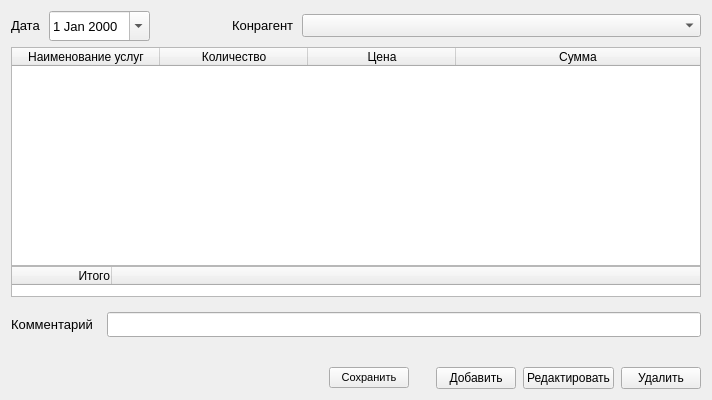
First picture: the form in faces/edit_invoicing.ui, repository vanobl/counter, before the edit.
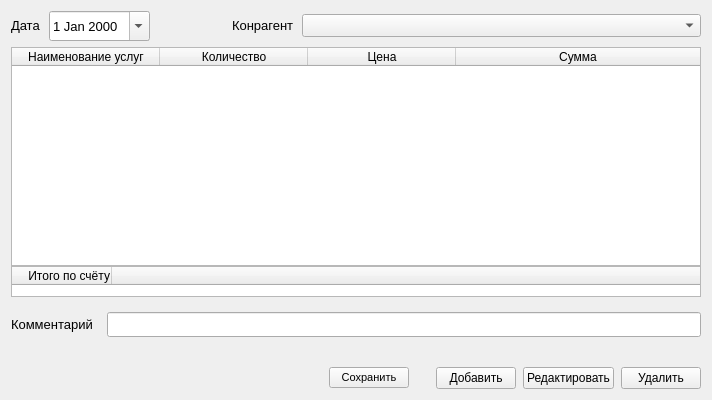
Second picture: the form after the edit.

Commit message: Переименовал строку

The edit to the form file:
```diff
--- a/faces/edit_invoicing.ui
+++ b/faces/edit_invoicing.ui
@@ -250,7 +250,7 @@
        </attribute>
        <column>
         <property name="text">
-         <string>Итого</string>
+         <string>Итого по счёту</string>
         </property>
         <property name="textAlignment">
          <set>AlignTrailing|AlignVCenter</set>
```
